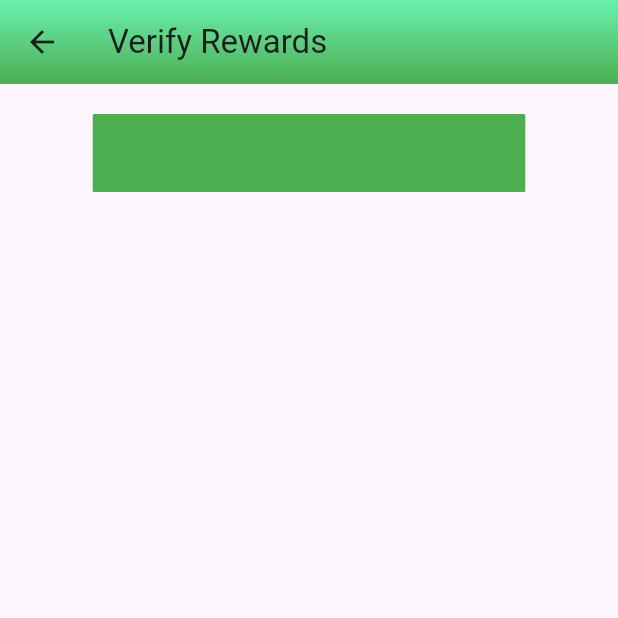
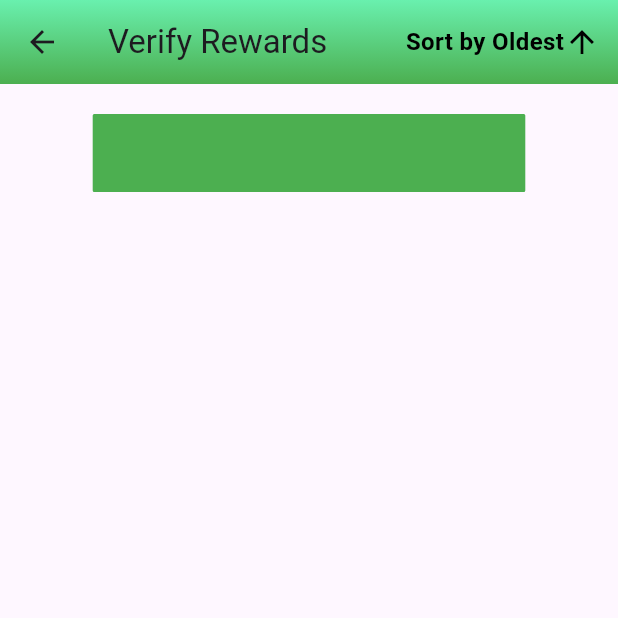
Before and after one commit to wlong0711/AD_Project_RecycleGO, a Flutter app: the VerifyRewardPage screen opened directly, on a phone screen of 412 x 824 dp, the top half of it. Run offline on Flutter 3.47's test engine with Material 3 defaults, Android fonts, the phone set to English and light mode, and no system bars; our stand-ins replace carousel_slider, cloud_firestore, firebase_auth, firebase_core, firebase_storage, flutter_dotenv and 6 more; missing offline and left inert: qr_code_scanner; accounts and stored records are empty; network calls fail.

Commit message:
Added Sort Function

```diff
--- a/lib/Admin Only Pages/verify_reward.dart
+++ b/lib/Admin Only Pages/verify_reward.dart
@@ -1,5 +1,6 @@
 import 'package:flutter/material.dart';
 import 'package:cloud_firestore/cloud_firestore.dart';
+import 'package:intl/intl.dart';
 import 'package:recycle_go/Admin%20Only%20Pages/verification_page.dart';
 import 'package:video_player/video_player.dart';
 import 'package:recycle_go/models/upload.dart';
@@ -17,6 +18,7 @@ class _VerifyRewardPageState extends State<VerifyRewardPage> {
   List<String> locations = [];
   String? selectedLocation;
   Upload? selectedUpload;
+  bool _isSortedByLatest = true;
 
   @override
   void initState() {
@@ -27,6 +29,14 @@ class _VerifyRewardPageState extends State<VerifyRewardPage> {
   Future<void> fetchUploads() async {
     QuerySnapshot querySnapshot = await FirebaseFirestore.instance.collection('uploads').get();
     List<Upload> fetchedUploads = querySnapshot.docs.map((doc) => Upload.fromFirestore(doc)).toList();
+
+    // Sort the uploads initially as per the default sort order
+    fetchedUploads.sort((a, b) {
+      var aTime = a.uploadedTime?.toDate() ?? DateTime.now();
+      var bTime = b.uploadedTime?.toDate() ?? DateTime.now();
+      return _isSortedByLatest ? bTime.compareTo(aTime) : aTime.compareTo(bTime); // Sort by latest or oldest initially
+    });
+
     setState(() {
       uploads = fetchedUploads;
       // Create a set to eliminate duplicates and then convert it to a list
@@ -37,6 +47,18 @@ class _VerifyRewardPageState extends State<VerifyRewardPage> {
       if (!locations.contains(selectedLocation)) {
         selectedLocation = null; // Reset if no longer valid
       }
+    });
+  }
+
+  void _toggleSortOrder() {
+    setState(() {
+      _isSortedByLatest = !_isSortedByLatest; // Toggle sorting order
+      uploads.sort((a, b) {
+        // Compare timestamps, nulls last
+        var aTime = a.uploadedTime?.toDate() ?? DateTime.now();
+        var bTime = b.uploadedTime?.toDate() ?? DateTime.now();
+        return _isSortedByLatest ? bTime.compareTo(aTime) : aTime.compareTo(bTime); // Sort by latest or oldest
+      });
     });
   }
 
@@ -122,6 +144,10 @@ class _VerifyRewardPageState extends State<VerifyRewardPage> {
           child: ListView.separated(
             itemCount: locationUploads.length,
             itemBuilder: (context, index) {
+
+              Timestamp? timestamp = locationUploads[index].uploadedTime;
+              DateTime dateTime = timestamp?.toDate() ?? DateTime.now();
+              String formattedTime = DateFormat('dd/MM/yyyy HH:mm').format(dateTime); // Using DateFormat from intl package
               // Wrap each list item in a container with a bottom border
               return Container(
                 decoration: BoxDecoration(
@@ -131,7 +157,19 @@ class _VerifyRewardPageState extends State<VerifyRewardPage> {
                   ),
                 ),
                 child: ListTile(
-                  title: Text('${locationUploads[index].userName}\'s upload'),
+                  title: Column(
+                    crossAxisAlignment: CrossAxisAlignment.start,
+                    children: [
+                      Text('${locationUploads[index].userName}\'s upload'),
+                      Text(
+                        formattedTime, // Display formatted timestamp
+                        style: TextStyle(
+                          fontSize: 12,
+                          color: Colors.black,
+                        ),
+                      ),
+                    ],
+                  ),
                   onTap: () {
                     Navigator.push(
                       context,
@@ -169,6 +207,32 @@ class _VerifyRewardPageState extends State<VerifyRewardPage> {
             ),
           ),
         ),
+        actions: <Widget>[
+          InkWell(
+            onTap: _toggleSortOrder,
+            child: Container(
+              padding: EdgeInsets.symmetric(horizontal: 12),
+              child: Row(
+                mainAxisSize: MainAxisSize.min,
+                children: [
+                  Text(
+                    'Sort by ${_isSortedByLatest ? "Oldest" : "Latest"}',
+                    style: TextStyle(
+                      color: Colors.black,
+                      fontWeight: FontWeight.bold, // Make text bold
+                      fontSize: 16, // Optionally adjust font size as needed
+                    ),
+                  ),
+                  Icon(
+                    _isSortedByLatest ? Icons.arrow_upward : Icons.arrow_downward,
+                    color: Colors.black,
+                    size: 24,
+                  ),
+                ],
+              ),
+            ),
+          ),
+        ],
       ),
       body: Column(
         children: [
```
